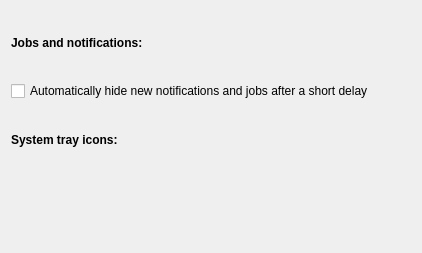
Above: plasma/applets/systemtray/ui/autohide.ui from mgottschlag/kwin-tiling before the change. Below: the same form after it.
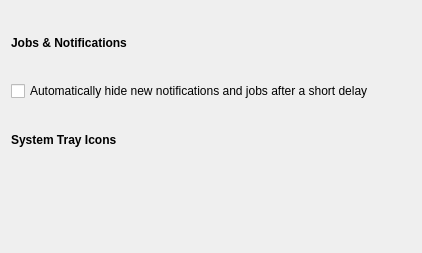
That is the form after the change. Custom widgets are drawn as their Qt base class.

Commit message: real headers are not just simply bold

```diff
--- a/plasma/applets/systemtray/ui/autohide.ui
+++ b/plasma/applets/systemtray/ui/autohide.ui
@@ -20,7 +20,7 @@
       </font>
      </property>
      <property name="text">
-      <string>Jobs and notifications:</string>
+      <string>Jobs &amp; Notifications</string>
      </property>
     </widget>
    </item>
@@ -40,7 +40,7 @@
       </font>
      </property>
      <property name="text">
-      <string>System tray icons:</string>
+      <string>System Tray Icons</string>
      </property>
     </widget>
    </item>
```
